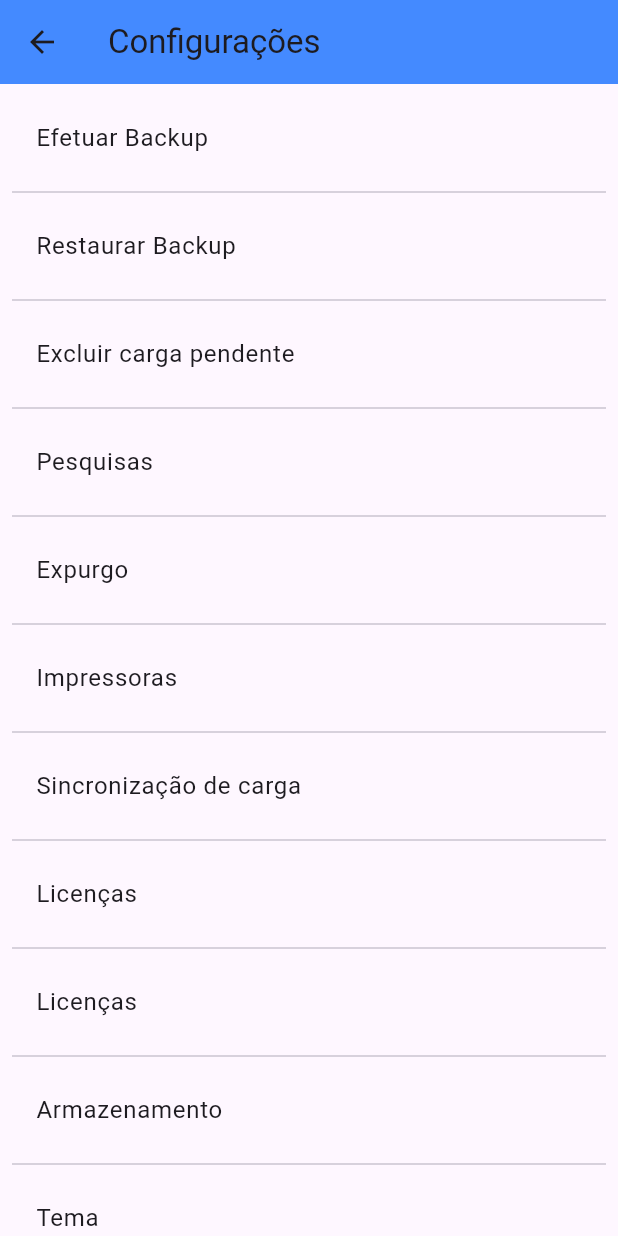
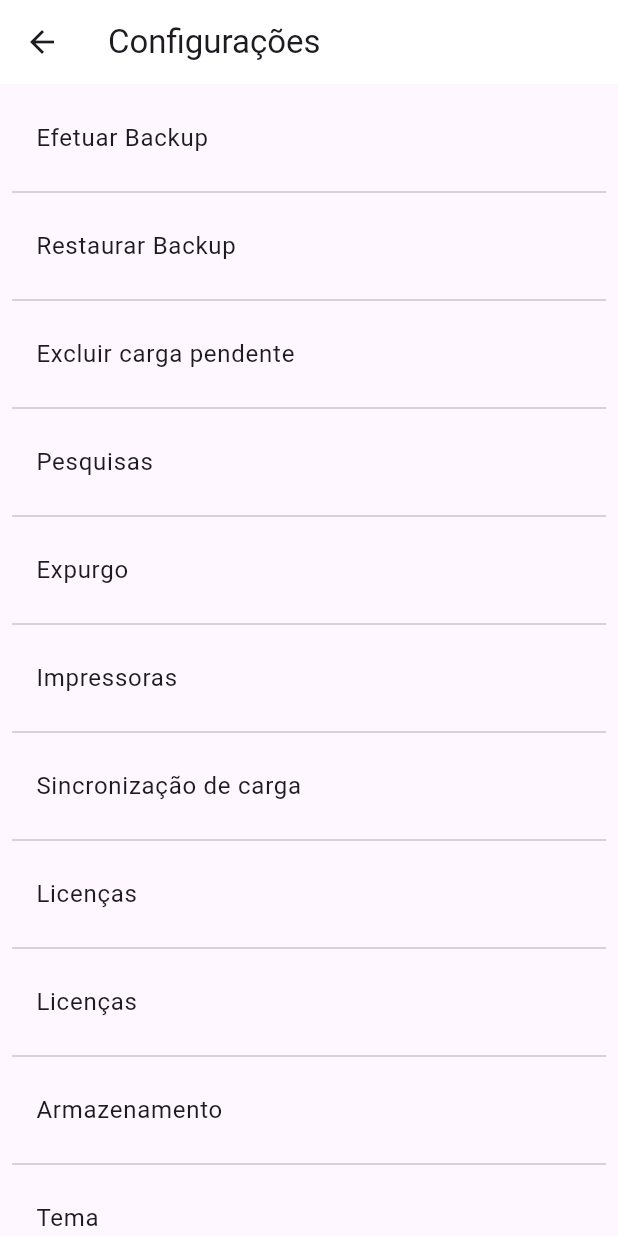
Before and after one commit to maxcielOliv/forca_vendas, a Flutter app: the screen it shows after launch, after a tap on "Configurações", on a phone screen of 412 x 824 dp. Run offline on Flutter 3.47's test engine with Material 3 defaults, Android fonts, the phone set to English and light mode, and no system bars; our stand-ins replace supabase_flutter; accounts and stored records are empty; network calls fail.

Commit message:
layout change

```diff
--- a/lib/src/app.dart
+++ b/lib/src/app.dart
@@ -2,6 +2,8 @@ import 'package:flutter/material.dart';
 import 'package:forca_vendas/src/home_page.dart';
 import 'package:forca_vendas/src/ui/pages/client_page.dart';
 import 'package:forca_vendas/src/ui/pages/client_register_page.dart';
+import 'package:forca_vendas/src/ui/pages/exit_page.dart';
+import 'package:forca_vendas/src/ui/pages/orders_page.dart';
 import 'package:forca_vendas/src/ui/pages/product_page.dart';
 import 'package:forca_vendas/src/ui/pages/product_register_page.dart';
 import 'package:forca_vendas/src/ui/pages/settings_page.dart';
@@ -13,6 +15,7 @@ class App extends StatelessWidget {
   @override
   Widget build(BuildContext context) {
     return MaterialApp(
+      debugShowCheckedModeBanner: false,
       theme: ThemeData(
         primaryColor: Colors.black87,
         textTheme: const TextTheme(
@@ -21,17 +24,19 @@ class App extends StatelessWidget {
             color: Colors.white,
           ),
         ),
-        appBarTheme: const AppBarTheme(color: Colors.blueAccent),
+        appBarTheme: const AppBarTheme(backgroundColor: Colors.white),
         useMaterial3: true,
       ),
-      darkTheme: ThemeData.dark(),
+      darkTheme: ThemeData.dark(useMaterial3: true),
       routes: {
         AppRoutes.home: (context) => const HomePage(),
         AppRoutes.clientPage: (context) => const ClientPage(),
         AppRoutes.productPage: (context) => const ProductPage(),
+        AppRoutes.ordersPage: (context) => const OrdersPage(),
         AppRoutes.settingsPage: (context) => const SettingsPage(),
         AppRoutes.clientRegisterPage: (context) => const ClientRegisterPage(),
-        AppRoutes.productRegisterPage: (context) => const ProductRegisterPage()
+        AppRoutes.productRegisterPage: (context) => const ProductRegisterPage(),
+        AppRoutes.exitPage: (context) => ExitPage(),
       },
     );
   }
--- a/lib/src/data/models/products.dart
+++ b/lib/src/data/models/product.dart
@@ -1,9 +1,9 @@
-class Products {
+class Product {
   final int code;
   final String name;
   final double value;
 
-  const Products({
+  const Product({
     required this.code,
     required this.name,
     required this.value,
--- a/lib/src/home_page.dart
+++ b/lib/src/home_page.dart
@@ -1,5 +1,7 @@
+import 'dart:io';
+
 import 'package:flutter/material.dart';
-import 'package:forca_vendas/src/ui/widgets/main_tree.dart';
+import 'package:forca_vendas/src/ui/widgets/main_grid_view.dart';
 import 'package:forca_vendas/src/utils/app_routes.dart';
 
 class HomePage extends StatelessWidget {
@@ -51,15 +53,14 @@ class HomePage extends StatelessWidget {
             ListTile(
               leading: const Icon(Icons.exit_to_app_rounded),
               title: const Text('Sair'),
-              onTap: () {},
+              onTap: () {
+                exit(0);
+              },
             ),
           ],
         ),
       ),
-      body: Material(
-        color: Colors.transparent,
-        child: SingleChildScrollView(
-          child: Column(
+      body: Column(
         children: [
           Padding(
             padding: const EdgeInsets.symmetric(
@@ -73,95 +74,8 @@ class HomePage extends StatelessWidget {
               fit: BoxFit.cover,
             ),
           ),
-              Padding(
-                padding: const EdgeInsets.all(8.0),
-                child: Row(
-                  mainAxisAlignment: MainAxisAlignment.spaceBetween,
-                  children: [
-                    MainTree(
-                      color: Colors.green,
-                      icon: Icons.person_3,
-                      label: 'Clientes',
-                      onTap: () {
-                        Navigator.of(context).pushNamed(AppRoutes.clientPage);
-                      },
-                    ),
-                    MainTree(
-                      color: Colors.amber,
-                      icon: Icons.shopping_cart,
-                      label: 'Produtos',
-                      onTap: () {
-                        Navigator.of(context).pushNamed(AppRoutes.productPage);
-                      },
-                    ),
+          const MainGridView(),
         ],
-                ),
-              ),
-              Padding(
-                padding: const EdgeInsets.all(8.0),
-                child: Row(
-                  mainAxisAlignment: MainAxisAlignment.spaceBetween,
-                  children: [
-                    MainTree(
-                      color: Colors.blueAccent,
-                      icon: Icons.file_open_rounded,
-                      label: 'Novo Pedido',
-                      onTap: () {},
-                    ),
-                    MainTree(
-                      color: Colors.grey.shade800,
-                      icon: Icons.receipt_rounded,
-                      label: 'Pedidos',
-                      onTap: () {},
-                    ),
-                  ],
-                ),
-              ),
-              // Padding(
-              //   padding: const EdgeInsets.all(8.0),
-              //   child: Row(
-              //     mainAxisAlignment: MainAxisAlignment.spaceBetween,
-              //     children: [
-              //       MainTree(
-              //         color: Colors.purple,
-              //         icon: Icons.person_3_outlined,
-              //         label: 'Receber Dados',
-              //         onTap: () {},
-              //       ),
-              //       MainTree(
-              //         color: Colors.brown,
-              //         icon: Icons.person_3_outlined,
-              //         label: 'Enviar Dados',
-              //         onTap: () {},
-              //       ),
-              //     ],
-              //   ),
-              // ),
-              Padding(
-                padding: const EdgeInsets.all(8.0),
-                child: Row(
-                  mainAxisAlignment: MainAxisAlignment.spaceBetween,
-                  children: [
-                    MainTree(
-                      color: Colors.grey,
-                      icon: Icons.engineering,
-                      label: 'Configurações',
-                      onTap: () {
-                        Navigator.of(context).pushNamed(AppRoutes.settingsPage);
-                      },
-                    ),
-                    MainTree(
-                      color: Colors.deepOrange,
-                      icon: Icons.exit_to_app_rounded,
-                      label: 'Sair',
-                      onTap: () {},
-                    ),
-                  ],
-                ),
-              ),
-            ],
-          ),
-        ),
       ),
     );
   }
--- /dev/null
+++ b/lib/src/ui/pages/exit_page.dart
@@ -0,0 +1,20 @@
+import 'dart:io';
+import 'package:flutter/material.dart';
+
+class ExitPage extends StatelessWidget {
+  @override
+  Widget build(BuildContext context) {
+    return Center(
+      child: Row(
+        children: [
+          TextButton(
+            onPressed: () {
+              exit(0);
+            },
+            child: Text('Sim'),
+          ),
+        ],
+      ),
+    );
+  }
+}
--- a/lib/src/ui/widgets/main_app_bar.dart
+++ b/lib/src/ui/widgets/main_app_bar.dart
@@ -15,7 +15,9 @@ class MainAppBar extends StatelessWidget {
   Widget build(BuildContext context) {
     return Scaffold(
       appBar: AppBar(
-        title: Text(title),
+        title: Text(
+          title,
+        ),
         backgroundColor: Theme.of(context).appBarTheme.backgroundColor,
         actions: [widgetAppBar],
       ),
--- /dev/null
+++ b/lib/src/ui/widgets/main_grid_view.dart
@@ -0,0 +1,93 @@
+import 'package:flutter/material.dart';
+import 'package:forca_vendas/src/utils/app_routes.dart';
+
+class MainGridView extends StatelessWidget {
+  const MainGridView({super.key});
+
+  @override
+  Widget build(BuildContext context) {
+    final List<Color> colors = [
+      Colors.green,
+      Colors.amber,
+      Colors.blueAccent,
+      Colors.grey.shade800,
+      Colors.grey,
+      Colors.deepOrange
+    ];
+    final List<IconData> icons = [
+      Icons.person_3,
+      Icons.shopping_cart,
+      Icons.file_open_rounded,
+      Icons.receipt_rounded,
+      Icons.engineering,
+      Icons.exit_to_app_rounded
+    ];
+    final List<String> labels = [
+      'Clientes',
+      'Produtos',
+      'Novo Pedido',
+      'Pedidos',
+      'Configurações',
+      'Sair'
+    ];
+    final List<String> routes = [
+      AppRoutes.clientPage,
+      AppRoutes.productPage,
+      AppRoutes.ordersPage,
+      AppRoutes.ordersPage,
+      AppRoutes.settingsPage,
+      AppRoutes.home
+    ];
+    bool isNavigating = false;
+    return Expanded(
+      child: GridView.builder(
+        padding: const EdgeInsets.all(10),
+        itemCount: 6,
+        gridDelegate: const SliverGridDelegateWithFixedCrossAxisCount(
+          crossAxisCount: 2,
+          crossAxisSpacing: 10,
+          mainAxisSpacing: 10,
+          childAspectRatio: 3 / 2,
+        ),
+        itemBuilder: (BuildContext context, int index) {
+          return InkWell(
+            onTap: () {
+              if (isNavigating) return;
+              isNavigating = true;
+
+              Navigator.of(context)
+                  .pushNamed(
+                routes[index],
+              )
+                  .then((_) {
+                isNavigating = false;
+              });
+            },
+            child: Container(
+              padding: const EdgeInsets.all(8),
+              decoration: BoxDecoration(
+                color: colors[index],
+                borderRadius: BorderRadius.circular(8),
+              ),
+              child: Column(
+                mainAxisAlignment: MainAxisAlignment.center,
+                children: [
+                  Icon(
+                    icons[index],
+                    size: MediaQuery.of(context).size.height * 0.1,
+                  ),
+                  FittedBox(
+                    child: Text(
+                      labels[index],
+                      style: Theme.of(context).textTheme.titleMedium,
+                    ),
+                  ),
+                ],
+              ),
+            ),
+          );
+        },
+      ),
+    );
+  }
+}
--- a/lib/src/ui/widgets/main_tree.dart
+++ /dev/null
@@ -1,50 +0,0 @@
-import 'package:flutter/material.dart';
-
-class MainTree extends StatelessWidget {
-  const MainTree(
-      {super.key,
-      required this.color,
-      required this.icon,
-      required this.label,
-      required this.onTap});
-
-  final Function onTap;
-
-  final Color color;
-
-  final IconData icon;
-
-  final String label;
-
-  @override
-  Widget build(BuildContext context) {
-    return InkWell(
-      child: Material(
-        color: Colors.transparent,
-        child: Container(
-          color: color,
-          width: 140,
-          height: 140,
-          child: Column(
-            mainAxisAlignment: MainAxisAlignment.center,
-            children: [
-              Icon(
-                icon,
-                size: 60,
-              ),
-              FittedBox(
-                child: Text(
-                  label,
-                  style: Theme.of(context).textTheme.titleMedium,
-                ),
-              ),
-            ],
-          ),
-        ),
-      ),
-      onTap: () {
-        onTap();
-      },
-    );
-  }
-}
--- a/lib/src/utils/app_routes.dart
+++ b/lib/src/utils/app_routes.dart
@@ -6,4 +6,5 @@ class AppRoutes {
   static const settingsPage = 'settings-page';
   static const clientRegisterPage = 'client-register-page';
   static const productRegisterPage = 'product-register-page';
+  static const exitPage = 'exit';
 }
```
Also changed, not shown: lib/src/data/models/client.dart (renamed from lib/src/data/models/clients.dart). Lines whose indentation alone changed are shown as unchanged.
